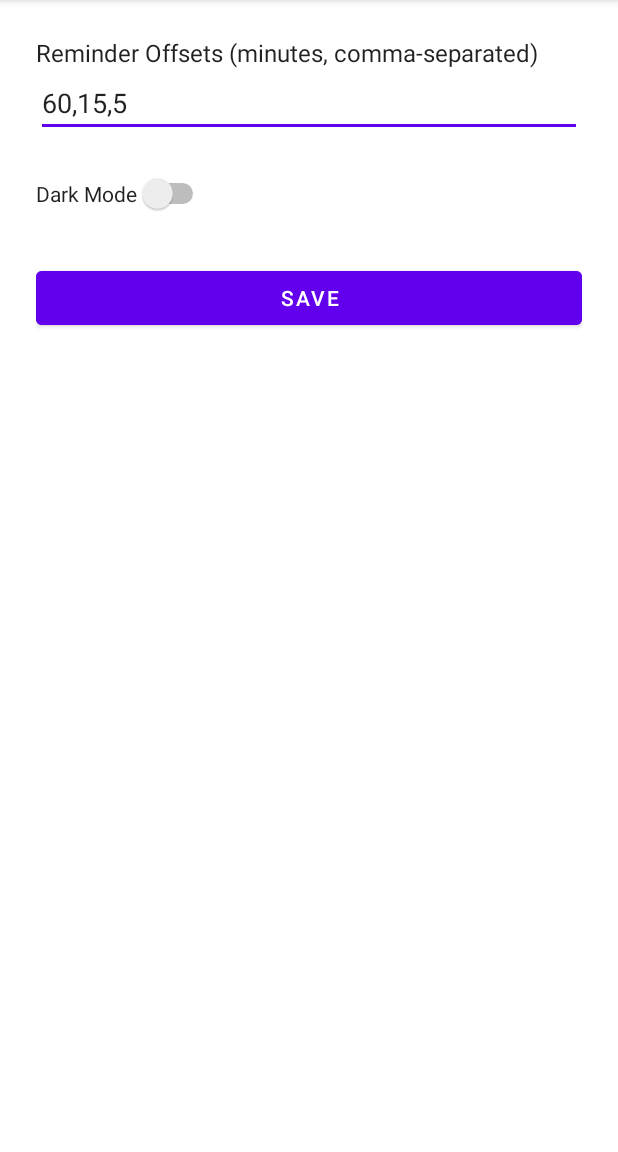
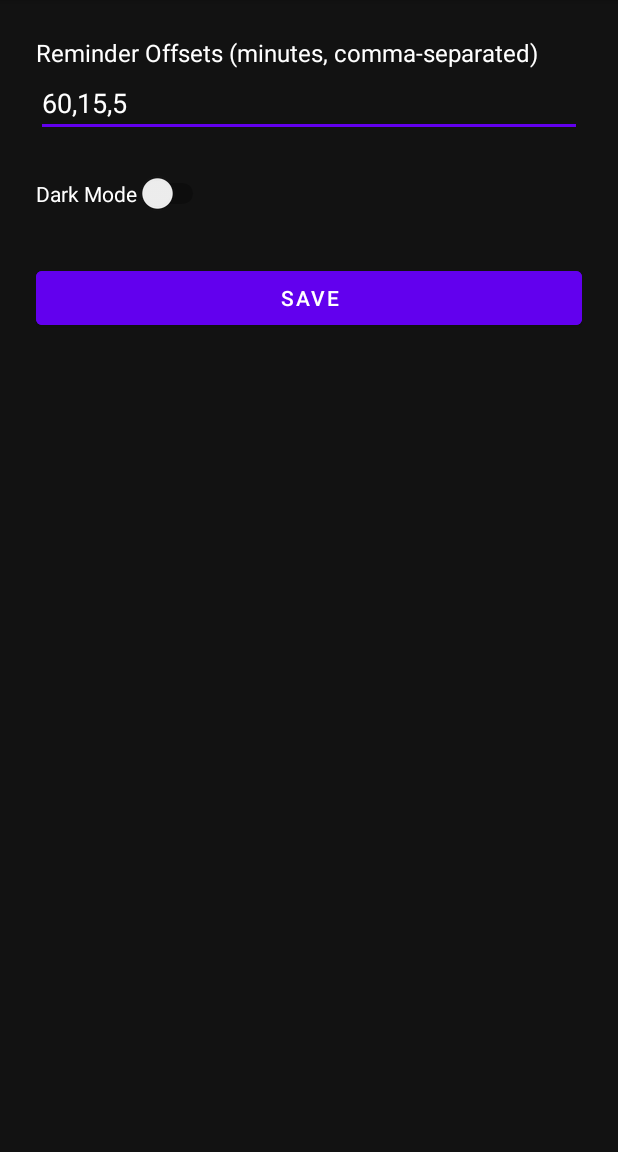
Before and after one commit to Rahexa/CodeforcesReminderApp, an Android app built with Jetpack Compose: the screen it shows after launch (SettingsActivity), in the options menu, after a tap on "Settings", on a phone screen of 412 x 824 dp, the part 84-1236 px from its top. Run offline under Robolectric (Android 15) with nearby library versions, the phone set to English and light mode, and no system bars; our stand-ins replace Volley; network calls fail.

Commit message:
Update styles.xml

```diff
--- a/app/src/main/res/values/styles.xml
+++ b/app/src/main/res/values/styles.xml
@@ -1,16 +1,16 @@
+<?xml version="1.0" encoding="utf-8"?>
 <resources xmlns:tools="http://schemas.android.com/tools">
 
     <style name="Theme.CodeforcesReminder" parent="Theme.MaterialComponents.DayNight.DarkActionBar">
         <item name="colorPrimary">@color/purple_500</item>
         <item name="colorPrimaryVariant">@color/purple_700</item>
         <item name="colorOnPrimary">@color/white</item>
-
         <item name="colorSecondary">@color/teal_200</item>
         <item name="colorSecondaryVariant">@color/teal_700</item>
         <item name="colorOnSecondary">@color/black</item>
-
         <item name="android:statusBarColor" tools:targetApi="l">@color/purple_700</item>
-        <item name="android:windowBackground">?attr/colorSurface</item>
+        <item name="android:windowBackground">@color/backgroundColor</item>
+        <item name="android:textColorPrimary">@color/textColorPrimary</item>
     </style>
 
 </resources>
```
